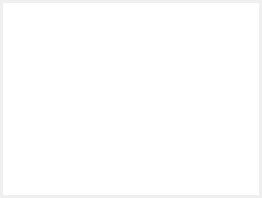
First picture: the form in LogItem/tooltipframe.ui, repository SundaySW/SALogViewer, before the edit.
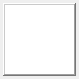
Second picture: the form after the edit.

Patch:
```diff
--- a/LogItem/tooltipframe.ui
+++ b/LogItem/tooltipframe.ui
@@ -6,10 +6,21 @@
    <rect>
     <x>0</x>
     <y>0</y>
-    <width>262</width>
-    <height>198</height>
+    <width>79</width>
+    <height>79</height>
    </rect>
   </property>
+  <property name="sizePolicy">
+   <sizepolicy hsizetype="Expanding" vsizetype="Expanding">
+    <horstretch>0</horstretch>
+    <verstretch>0</verstretch>
+   </sizepolicy>
+  </property>
+  <property name="font">
+   <font>
+    <family>Rubik</family>
+   </font>
+  </property>
   <property name="windowTitle">
    <string>Frame</string>
   </property>
@@ -22,7 +33,7 @@
   <property name="lineWidth">
    <number>0</number>
   </property>
-  <layout class="QVBoxLayout" name="verticalLayout">
+  <layout class="QVBoxLayout">
    <property name="spacing">
     <number>3</number>
    </property>
@@ -40,14 +51,8 @@
    </property>
    <item>
     <widget class="QListWidget" name="itemList">
-     <property name="sizePolicy">
-      <sizepolicy hsizetype="Expanding" vsizetype="Expanding">
-       <horstretch>0</horstretch>
-       <verstretch>0</verstretch>
-      </sizepolicy>
-     </property>
      <property name="frameShape">
-      <enum>QFrame::Box</enum>
+      <enum>QFrame::WinPanel</enum>
      </property>
      <property name="frameShadow">
       <enum>QFrame::Raised</enum>
```
Left out of the diff: 2 changed lines with no effect on the pictures.
